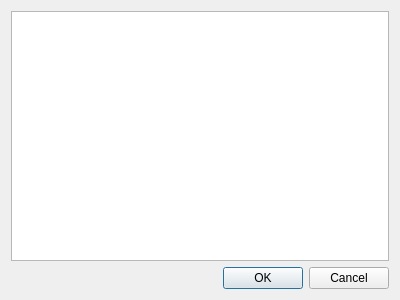
Old version of the form highscore.ui in the repository chillyistkult/Reversi.
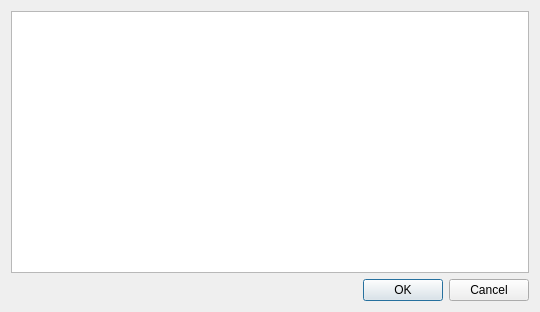
New version of the form.

```diff
--- a/highscore.ui
+++ b/highscore.ui
@@ -6,8 +6,8 @@
    <rect>
     <x>0</x>
     <y>0</y>
-    <width>400</width>
-    <height>300</height>
+    <width>540</width>
+    <height>312</height>
    </rect>
   </property>
   <property name="windowTitle">
```
